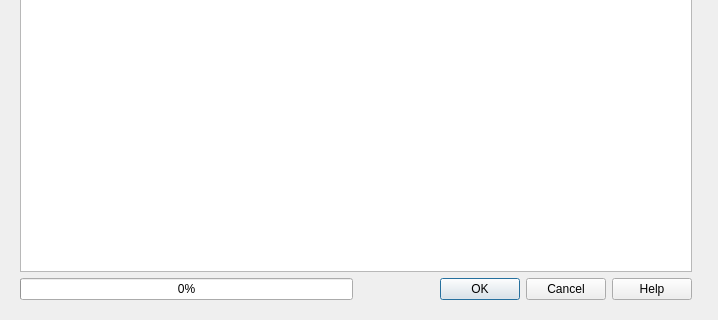
Before: the Qt Designer form QgisModelBaker/ui/export.ui in opengisch/QgisModelBaker, drawn with Qt 5; both pictures show x 0 to 718 and y 451 to 771 of the 718 by 771 pixel window.
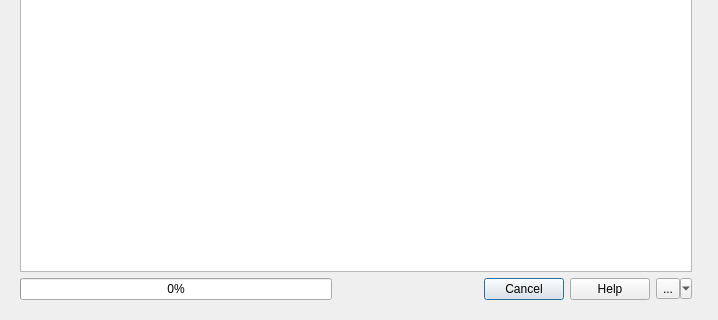
After: the same form once the commit is applied. Custom widgets are drawn as their Qt base class.

Commit message: edit ili2db command on export - this resolves #392

Diff of the .ui file:
```diff
--- a/QgisModelBaker/ui/export.ui
+++ b/QgisModelBaker/ui/export.ui
@@ -98,7 +98,17 @@
             <enum>Qt::Horizontal</enum>
            </property>
            <property name="standardButtons">
-            <set>QDialogButtonBox::Cancel|QDialogButtonBox::Help|QDialogButtonBox::Ok</set>
+            <set>QDialogButtonBox::Cancel|QDialogButtonBox::Help</set>
+           </property>
+          </widget>
+         </item>
+         <item>
+          <widget class="QToolButton" name="export_tool_button">
+           <property name="text">
+            <string>...</string>
+           </property>
+           <property name="popupMode">
+            <enum>QToolButton::MenuButtonPopup</enum>
            </property>
           </widget>
          </item>
@@ -174,6 +184,7 @@
  <customwidgets>
   <customwidget>
    <class>ModelListView</class>
+   <extends></extends>
    <header>QgisModelBaker.gui.options</header>
    <container>1</container>
   </customwidget>
```
Left out of the diff: 62 changed lines with no effect on the pictures. The commit also changes 2 other files.
